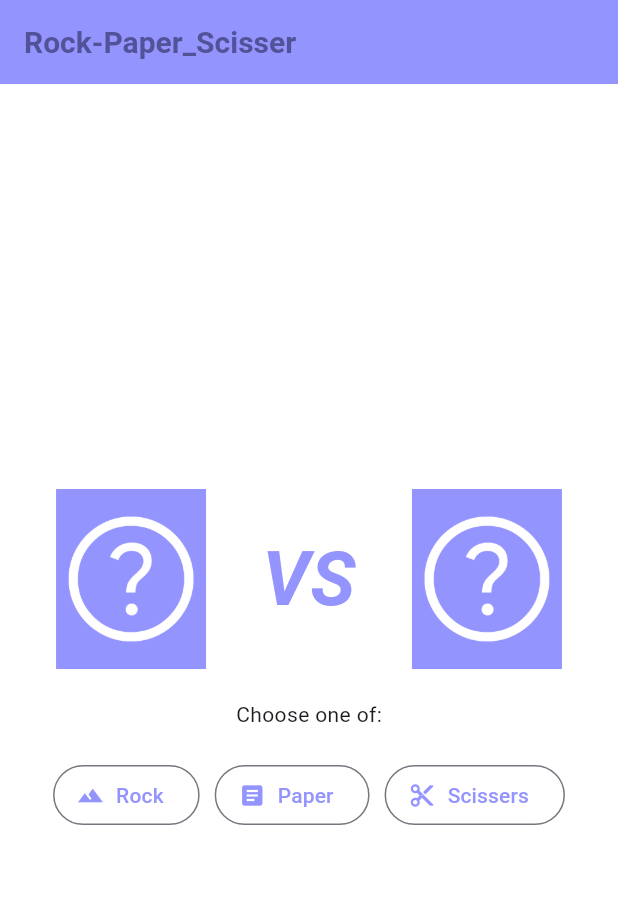
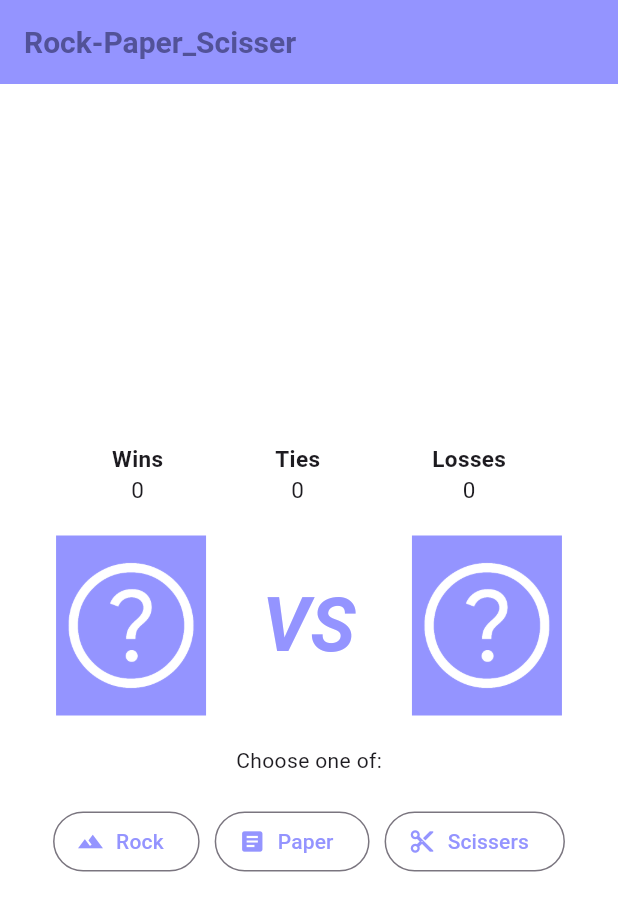
Before and after one commit to Leena2410/Flutter_Rock_Paper_Scissor, a Flutter app: the screen it shows after launch, on a phone screen of 412 x 824 dp. Shown: the top 911 px of the screen. Run offline on Flutter 3.47's test engine with Material 3 defaults, Android fonts, the phone set to English and light mode, and no system bars.

Commit message:
added counter for wins, losses and ties

```diff
--- a/lib/main.dart
+++ b/lib/main.dart
@@ -12,7 +12,9 @@
 var user_choise = "img/unidentified.png";
 var my_choise = "img/unidentified.png";
 var result = "VS";
-
+var wins = 0;
+var losses = 0;
+var ties = 0;
 /* ******************* VARIABLES ******************* */
 void main() {
   runApp(const MyApp());
@@ -56,6 +58,53 @@
         mainAxisAlignment: MainAxisAlignment.center,
         spacing: 20,
         children: [
+          Row(
+            mainAxisAlignment: MainAxisAlignment.spaceEvenly,
+            children: [
+              Column(
+                children: [
+                  Text(
+                    "Wins",
+                    style: TextStyle(
+                      fontSize: 15,
+                      fontWeight: FontWeight.bold,
+                    ),
+                    ),
+                  Text("$wins",
+                    style: TextStyle(
+                      fontSize: 15,
+                    ),)
+                ],
+              ),
+              Column(
+                children: [
+                  Text("Ties",
+                    style: TextStyle(
+                      fontSize: 15,
+                      fontWeight: FontWeight.bold,
+                    ),),
+                  Text("$ties",
+                    style: TextStyle(
+                      fontSize: 15,
+                    ),)
+                ],
+              ),
+              Column(
+                children: [
+                  Text("Losses",
+                    style: TextStyle(
+                      fontSize: 15,
+                      fontWeight: FontWeight.bold,
+                    ),),
+                  Text("$losses",
+                    style: TextStyle(
+                      fontSize: 15,
+                    ),)
+                ],
+              ),
+            ],
+          )
+          ,
           Row(
             mainAxisAlignment: MainAxisAlignment.spaceEvenly,
             children: [
@@ -192,18 +241,21 @@
     setState(() {
       result = "Lose";
       page_bg_color = Colors.red.shade300;
+      losses++;
     });
   }
   void win(){
     setState(() {
       result = "Win";
       page_bg_color= Colors.green.shade200;
+      wins++;
     });
   }
   void tie(){
     setState(() {
       result = "Tie";
       page_bg_color= Colors.yellow.shade50;
+      ties++;
     });
   }
 }
```
